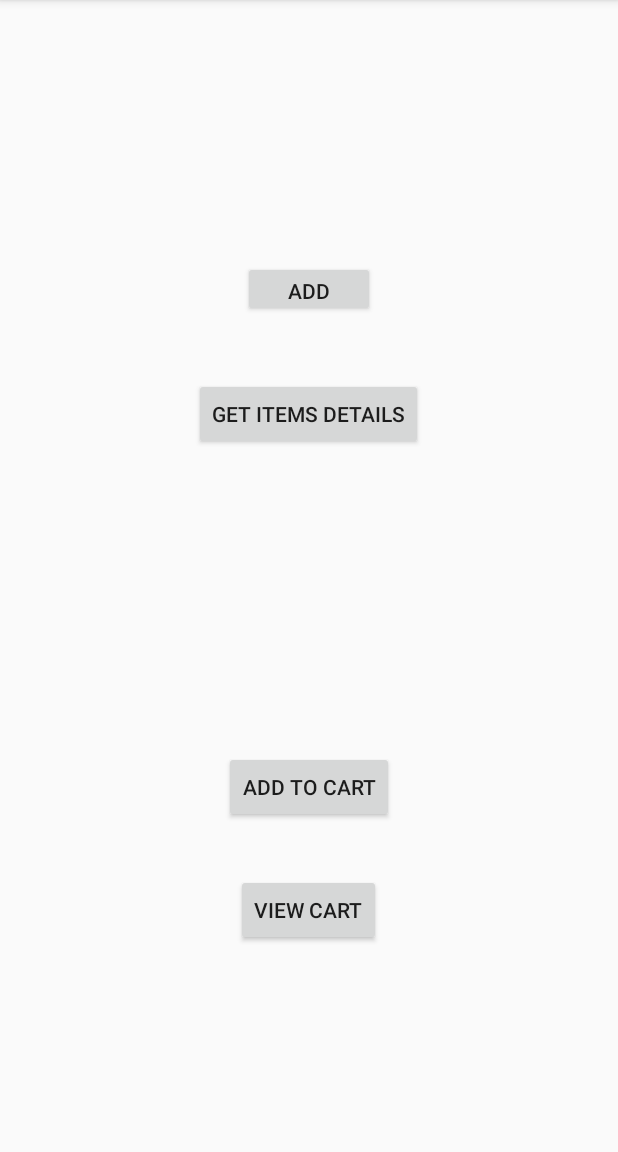
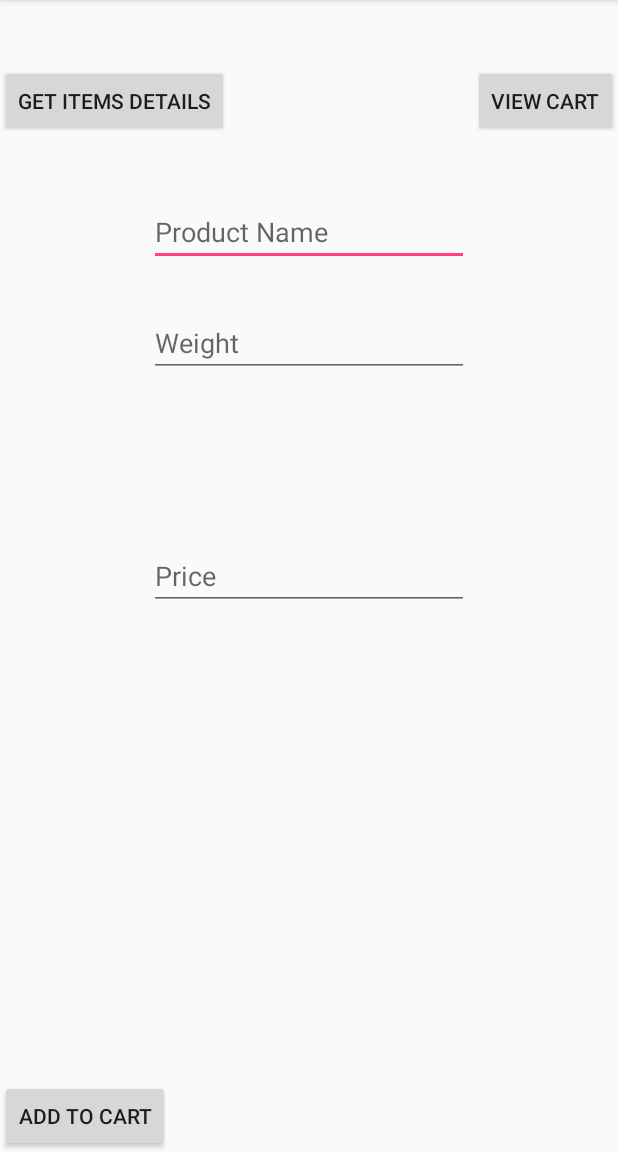
Before and after one commit to dineshyalla/IBuy, an Android app: the BarcodeFetch screen opened directly, with no data from a screen before it, on a phone screen of 412 x 824 dp, the part 84-1236 px from its top. Run offline under Robolectric (Android 15) with nearby library versions, the phone set to English and light mode, and no system bars; 1 statement that could not run was skipped.

Commit message:
Basic CartView with input Product Details

```diff
--- a/iBuy/app/src/main/AndroidManifest.xml
+++ b/iBuy/app/src/main/AndroidManifest.xml
@@ -21,6 +21,7 @@
         <activity android:name=".SignUp" />
         <activity android:name=".UI.Dashboard" />
         <activity android:name=".UI.BarcodeFetch"></activity>
+        <activity android:name=".UI.ViewListContents"></activity>
     </application>
 
 </manifest>
--- /dev/null
+++ b/iBuy/app/src/main/java/com/example/dineshyalla/ibuy/Database/DatabaseHelper.java
@@ -0,0 +1,59 @@
+package com.example.dineshyalla.ibuy.Database;
+
+import android.content.ContentValues;
+import android.content.Context;
+import android.database.Cursor;
+import android.database.sqlite.SQLiteDatabase;
+import android.database.sqlite.SQLiteOpenHelper;
+
+public class DatabaseHelper  extends SQLiteOpenHelper {
+
+    public static final String DATABASE_NAME = "users.db";
+    public static final String TABLE_NAME = "users_data";
+    public static final String COL1 = "ID";
+    public static final String COL2 = "FIRSTNAME";
+    public static final String COL3 = "LASTNAME";
+    public static final String COL4 = "FAVFOOD";
+
+
+    public DatabaseHelper(Context context) {
+        super(context, DATABASE_NAME, null, 1);
+    }
+
+    @Override
+    public void onCreate(SQLiteDatabase db) {
+        String createTable = "CREATE TABLE " + TABLE_NAME + " (ID INTEGER PRIMARY KEY AUTOINCREMENT, " +
+                " FIRSTNAME TEXT, LASTNAME TEXT, FAVFOOD TEXT)";
+        db.execSQL(createTable);
+    }
+
+    @Override
+    public void onUpgrade(SQLiteDatabase db, int oldVersion, int newVersion) {
+        db.execSQL("DROP IF TABLE EXISTS " + TABLE_NAME);
+        onCreate(db);
+    }
+
+    public boolean addData(String fName, String lName, String fFood) {
+        SQLiteDatabase db = this.getWritableDatabase();
+        ContentValues contentValues = new ContentValues();
+        contentValues.put(COL2, fName);
+        contentValues.put(COL3, lName);
+        contentValues.put(COL4, fFood);
+
+        long result = db.insert(TABLE_NAME, null, contentValues);
+
+        //if date as inserted incorrectly it will return -1
+        if (result == -1) {
+            return false;
+        } else {
+            return true;
+        }
+    }
+
+    //query for 1 week repeats
+    public Cursor getListContents() {
+        SQLiteDatabase db = this.getWritableDatabase();
+        Cursor data = db.rawQuery("SELECT * FROM " + TABLE_NAME, null);
+        return data;
+    }
+}
--- a/iBuy/app/src/main/java/com/example/dineshyalla/ibuy/UI/BarcodeFetch.java
+++ b/iBuy/app/src/main/java/com/example/dineshyalla/ibuy/UI/BarcodeFetch.java
@@ -4,13 +4,22 @@ import android.content.Intent;
 import android.support.v7.app.AppCompatActivity;
 import android.os.Bundle;
 import android.util.Log;
+import android.view.View;
+import android.widget.Button;
+import android.widget.EditText;
 import android.widget.TextView;
+import android.widget.Toast;
 
+import com.example.dineshyalla.ibuy.Database.DatabaseHelper;
 import com.example.dineshyalla.ibuy.R;
 
 import java.util.ArrayList;
 
 public class BarcodeFetch extends AppCompatActivity {
+
+    EditText etFirstName,etLastName,etFavFood;
+    Button btnAdd,btnView;
+    DatabaseHelper myDB;
     public ArrayList<String> listBarcode;
     @Override
     protected void onCreate(Bundle savedInstanceState) {
@@ -24,5 +33,47 @@ public class BarcodeFetch extends AppCompatActivity {
             textView.setText(str);
             Log.d("msg", str);
         }
+
+        etFavFood = (EditText) findViewById(R.id.etFavFood);
+        etFirstName = (EditText) findViewById(R.id.etFirstName);
+        etLastName = (EditText) findViewById(R.id.etLastName);
+        btnAdd = (Button) findViewById(R.id.btnAdd);
+        btnView = (Button) findViewById(R.id.btnView);
+        myDB = new DatabaseHelper(this);
+
+        btnView.setOnClickListener(new View.OnClickListener() {
+            @Override
+            public void onClick(View v) {
+                Intent intent = new Intent(BarcodeFetch.this,ViewListContents.class);
+                startActivity(intent);
+            }
+        });
+
+        btnAdd.setOnClickListener(new View.OnClickListener() {
+            @Override
+            public void onClick(View v) {
+                String fName = etFirstName.getText().toString();
+                String lName = etLastName.getText().toString();
+                String fFood = etFavFood.getText().toString();
+                if(fName.length() != 0 && lName.length() != 0 && fFood.length() != 0){
+                    AddData(fName,lName, fFood);
+                    etFavFood.setText("");
+                    etLastName.setText("");
+                    etFirstName.setText("");
+                }else{
+                    Toast.makeText(BarcodeFetch.this,"You must put something in the text field!",Toast.LENGTH_LONG).show();
+                }
+            }
+        });
+    }
+
+    public void AddData(String firstName,String lastName, String favFood ){
+        boolean insertData = myDB.addData(firstName,lastName,favFood);
+
+        if(insertData==true){
+            Toast.makeText(BarcodeFetch.this,"Successfully Entered Data!",Toast.LENGTH_LONG).show();
+        }else{
+            Toast.makeText(BarcodeFetch.this,"Something went wrong :(.",Toast.LENGTH_LONG).show();
+        }
     }
 }
--- a/iBuy/app/src/main/res/layout/activity_barcode_fetch.xml
+++ b/iBuy/app/src/main/res/layout/activity_barcode_fetch.xml
@@ -10,44 +10,66 @@
         android:id="@+id/barcodeView"
         android:layout_width="match_parent"
         android:layout_height="wrap_content" />
+
     <Button
         android:id="@+id/btnAdd"
         android:layout_width="wrap_content"
-        android:layout_height="37dp"
-        android:layout_alignBottom="@id/barcodeView"
-        android:layout_marginBottom="-192dp"
-        android:layout_marginTop="100px"
-        android:text="ADD"
-        android:layout_centerHorizontal="true"
-        android:onClick="add"/>
+        android:layout_height="wrap_content"
+      android:layout_alignParentBottom="true"
 
-    <Button
-        android:id="@+id/btnAddDb"
-        android:layout_width="wrap_content"
-        android:layout_height="wrap_content"
-        android:layout_alignParentBottom="true"
 
-        android:layout_marginBottom="219dp"
-        android:layout_centerHorizontal="true"
-        android:layout_marginLeft="150dp"
         android:text="ADD to Cart" />
 
     <Button
         android:id="@+id/btnView"
         android:layout_width="wrap_content"
         android:layout_height="wrap_content"
-        android:layout_alignParentBottom="true"
-        android:layout_centerHorizontal="true"
-        android:layout_marginBottom="137dp"
+        android:layout_alignParentEnd="true"
+        android:layout_alignParentTop="true"
+        android:layout_marginTop="43dp"
         android:text="View Cart" />
 
     <Button
-        android:id="@+id/button"
+        android:id="@+id/btnFetch"
+        android:layout_width="wrap_content"
+        android:layout_height="wrap_content"
+        android:layout_below="@id/barcodeView"
+        android:layout_alignParentTop="true"
+        android:layout_marginTop="43dp"
+
+        android:layout_marginBottom="44dp"
+
+        android:text="Get Items Details" />
+
+    <EditText
+        android:id="@+id/etFirstName"
         android:layout_width="wrap_content"
         android:layout_height="wrap_content"
         android:layout_alignParentTop="true"
         android:layout_centerHorizontal="true"
-        android:layout_marginTop="252dp"
-        android:text="Get Items Details" />
+        android:layout_marginTop="132dp"
+        android:ems="10"
+        android:inputType="textPersonName"
+        android:hint="Product Name" />
+
+    <EditText
+        android:id="@+id/etLastName"
+        android:layout_width="wrap_content"
+        android:layout_height="wrap_content"
+        android:layout_alignParentTop="true"
+        android:layout_centerHorizontal="true"
+        android:layout_marginTop="206dp"
+        android:ems="10"
+        android:inputType="textPersonName"
+        android:hint="Weight" />
+
+    <EditText
+        android:id="@+id/etFavFood"
+        android:layout_width="wrap_content"
+        android:layout_height="wrap_content"
+        android:layout_centerInParent="true"
+        android:ems="10"
+        android:inputType="textPersonName"
+        android:hint="Price" />
 
 </RelativeLayout>
```
Also changed, not shown: iBuy/app/src/main/java/com/example/dineshyalla/ibuy/Database/ThreeColumn_ListAdapter.java (added, +50 -0 lines), iBuy/app/src/main/java/com/example/dineshyalla/ibuy/UI/ViewListContents.java (added, +51 -0 lines), iBuy/app/src/main/java/com/example/dineshyalla/ibuy/model/Product.java (added, +38 -0 lines), iBuy/app/src/main/res/layout/list_adapter_view.xml (added, +29 -0 lines), iBuy/app/src/main/res/layout/viewcontents_layout.xml (added, +11 -0 lines).
